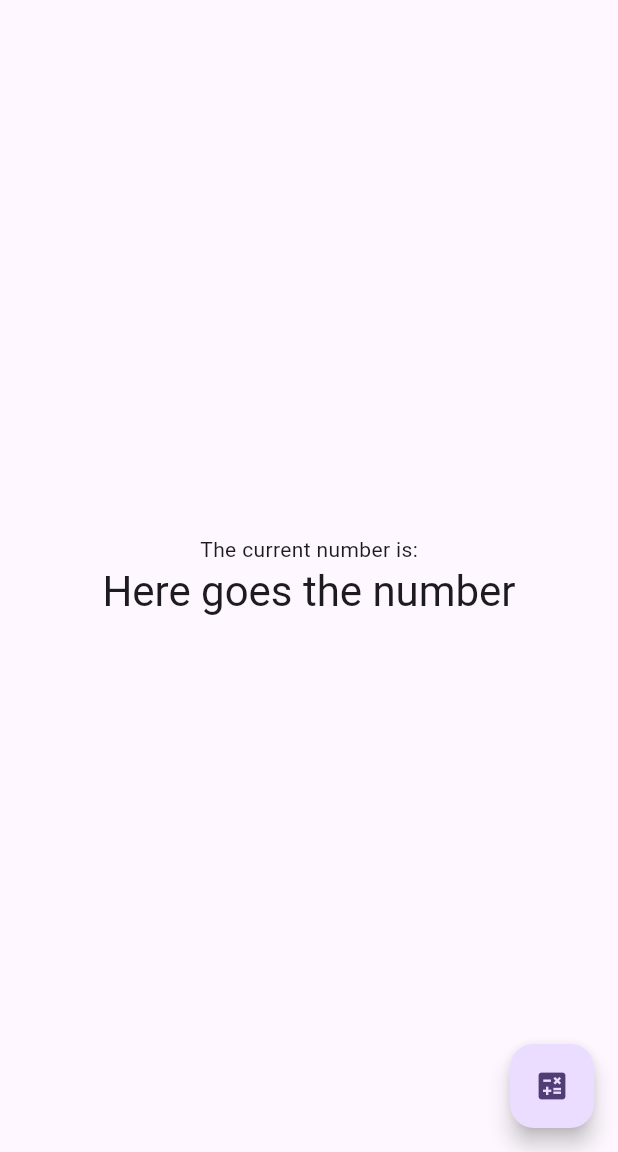
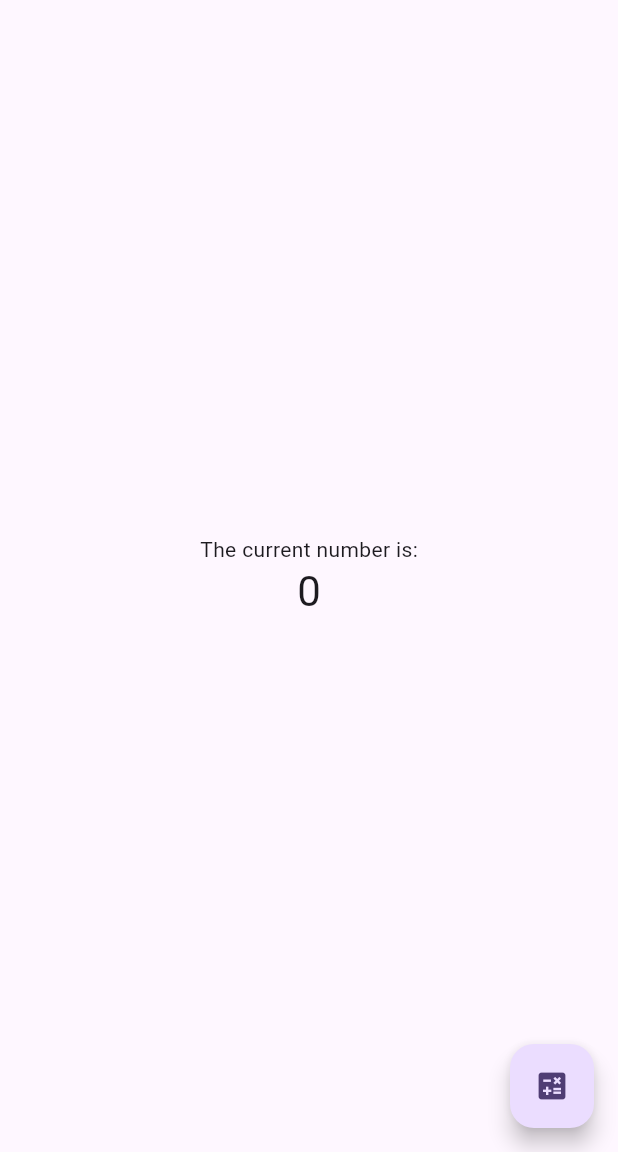
Before and after one commit to OlehChornyi/providers_app, a Flutter app: the screen it shows after launch, on a phone screen of 412 x 824 dp, the part 84-1236 px from its top. Run offline on Flutter 3.47's test engine with Material 3 defaults, Android fonts, the phone set to English and light mode, and no system bars.

Commit message:
3rd: provider

```diff
--- /dev/null
+++ b/lib/providers/provider_provider.dart
@@ -0,0 +1,17 @@
+import 'package:flutter/material.dart';
+
+class CounterProvider with ChangeNotifier {
+  int _counter = 0;
+
+  int get counter => _counter;
+
+  void increment() {
+    _counter++;
+    notifyListeners();
+  }
+
+  void decrement() {
+    _counter--;
+    notifyListeners();
+  }
+}
--- a/lib/screens/home_screen.dart
+++ b/lib/screens/home_screen.dart
@@ -1,5 +1,7 @@
 import 'package:flutter/material.dart';
 import 'package:providers_app/screens/buttons_screen.dart';
+import 'package:provider/provider.dart';
+import 'package:providers_app/providers/provider_provider.dart';
 
 class MyHomePage extends StatefulWidget {
   const MyHomePage({super.key, required this.title});
@@ -19,17 +21,21 @@ class _MyHomePageState extends State<MyHomePage> {
         title: Text(widget.title),
       ),
       body: Center(
-        child: Column(
+        child: Consumer<CounterProvider>(
+          builder: (context, counterProvider, child) {
+            return Column(
               mainAxisAlignment: MainAxisAlignment.center,
               children: <Widget>[
                 const Text(
                   'The current number is:',
                 ),
                 Text(
-              'Here goes the number',
+                  '${counterProvider.counter}',
                   style: Theme.of(context).textTheme.headlineMedium,
                 ),
               ],
+            );
+          },
         ),
       ),
       floatingActionButton: FloatingActionButton(
```
Also changed, not shown: lib/main.dart (+10 -1 lines), lib/screens/buttons_screen.dart (+13 -3 lines), pubspec.yaml (+1 -35 lines), pubspec.lock. Lines whose indentation alone changed are shown as unchanged.
